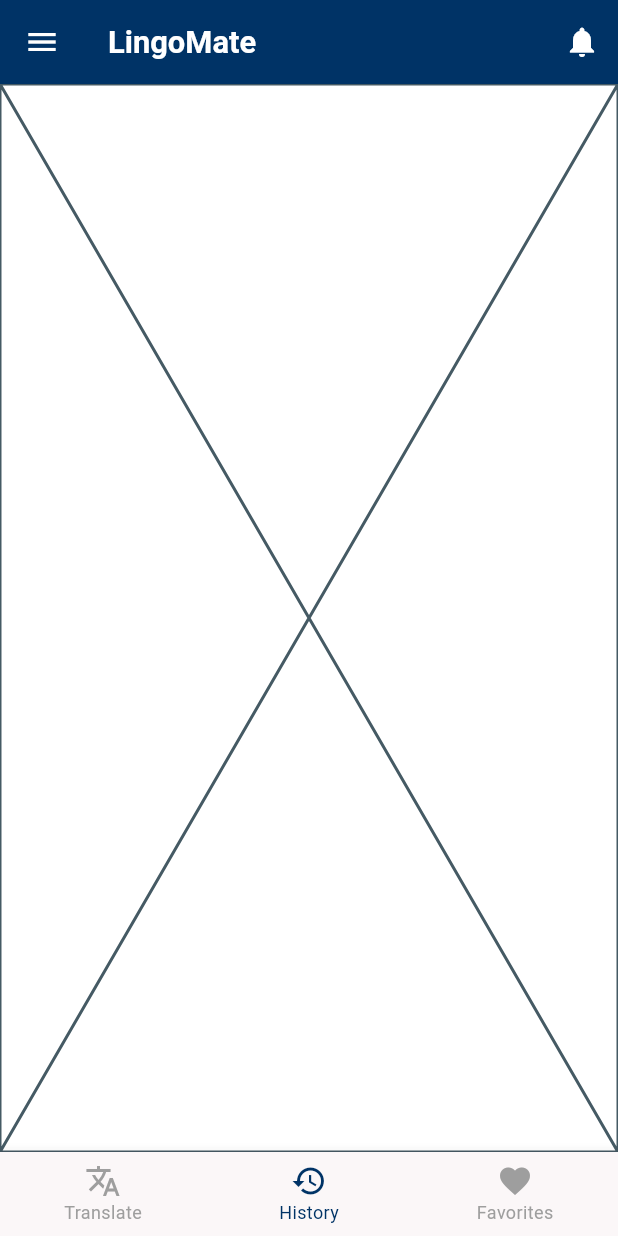
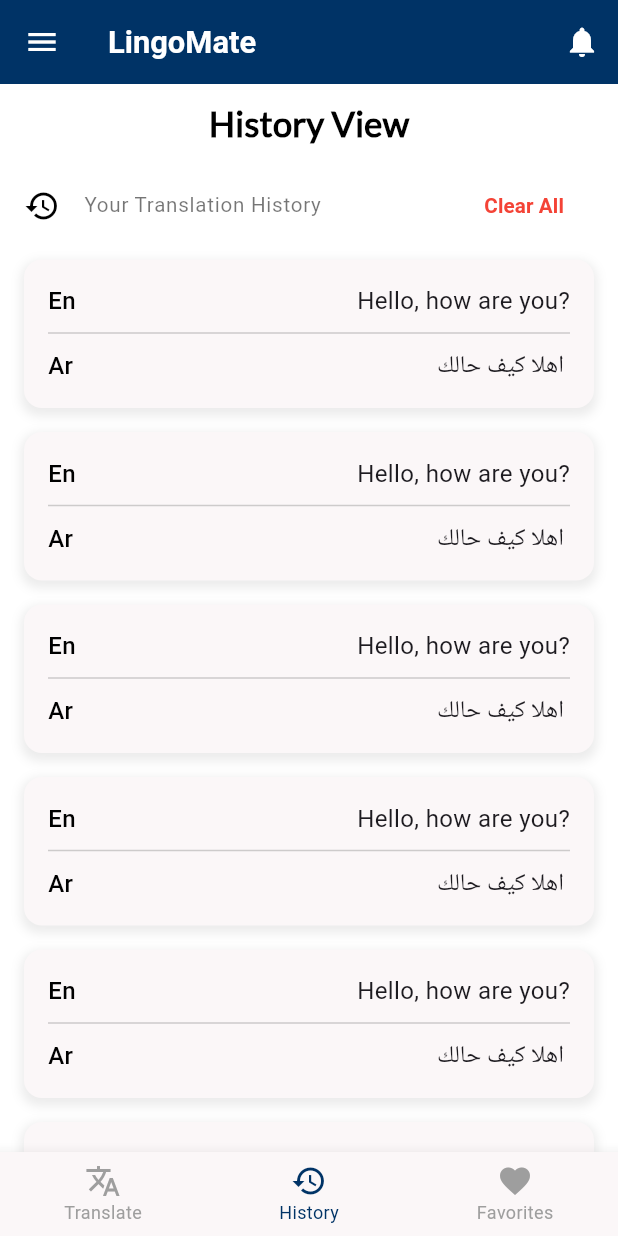
Before and after one commit to romisaa5/LingoMate, a Flutter app: the screen it shows after launch, item 2 of the bottom bar chosen, on a phone screen of 412 x 824 dp. Run offline on Flutter 3.47's test engine with Material 3 defaults, Android fonts, the phone set to English and light mode, and no system bars; our stand-ins replace flutter_screenutil, go_router.

Commit message:
done history view UI

```diff
--- a/lib/features/home/presentation/views/history_view.dart
+++ b/lib/features/home/presentation/views/history_view.dart
@@ -1,10 +1,44 @@
-import 'package:flutter/cupertino.dart';
+import 'package:flutter/material.dart';
+import 'package:google_transalate/core/theme/text_theme.dart';
+import 'package:google_transalate/features/home/presentation/widgets/history_item.dart';
 
 class HistoryView extends StatelessWidget {
   const HistoryView({super.key});
 
   @override
   Widget build(BuildContext context) {
-    return const Placeholder();
+    return Scaffold(
+      backgroundColor: Colors.white,
+      body: Column(
+        children: [
+          SizedBox(height: 10),
+          Center(
+            child: Text(
+              'History View',
+              style: Styles.textStyle20.copyWith(color: Colors.black),
+            ),
+          ),
+          SizedBox(height: 10),
+          ListTile(
+            leading: Icon(Icons.history, color: Colors.black),
+            title: Text(
+              'Your Translation History',
+              style: Styles.textStyle12.copyWith(color: Colors.black54),
+            ),
+            trailing: TextButton(onPressed: (){}, child: Text('Clear All', style: Styles.textStyle12.copyWith(color: Colors.red,
+              fontWeight: FontWeight.bold))
+          ),
+          ),
+          Expanded(
+            child: ListView.builder(
+              itemCount: 10, // Example item count
+              itemBuilder: (context, index) {
+                return HistoryItem();
+              },
+            ),
+          ),
+        ],
+      ),
+    );
   }
 }
--- /dev/null
+++ b/lib/features/home/presentation/widgets/history_item.dart
@@ -0,0 +1,66 @@
+import 'package:flutter/material.dart';
+import 'package:google_transalate/core/theme/app_colors.dart';
+import 'package:google_transalate/core/theme/text_theme.dart';
+
+class HistoryItem extends StatelessWidget {
+  const HistoryItem({super.key});
+
+  @override
+  Widget build(BuildContext context) {
+    return Container(
+      width: double.infinity,
+      padding: const EdgeInsets.all(16.0),
+      margin: const EdgeInsets.symmetric(vertical: 8.0, horizontal: 16.0),
+      decoration: BoxDecoration(
+        color: AppColors.secondary,
+        borderRadius: BorderRadius.circular(12.0),
+        boxShadow: [
+          BoxShadow(
+            color: Colors.grey.withValues(alpha: 0.2),
+            spreadRadius: 2,
+            blurRadius: 5,
+            offset: const Offset(0, 3),
+          ),
+        ],
+      ),
+      child: Column(
+        crossAxisAlignment: CrossAxisAlignment.start,
+        children: [
+          Row(
+            mainAxisAlignment: MainAxisAlignment.spaceBetween,
+            children: [
+              Text(
+                'En',
+                style: TextStyle(
+                  color: Colors.black,
+                  fontWeight: FontWeight.w500,
+                  fontSize: 16.0,
+                ),
+              ),
+              Text('Hello, how are you?', style: Styles.textStyle14),
+            ],
+          ),
+          Divider(
+            color: Colors.grey.withValues(alpha: 0.5),
+            thickness: 1.0,
+            height: 20.0,
+          ),
+          Row(
+            mainAxisAlignment: MainAxisAlignment.spaceBetween,
+            children: [
+              Text(
+                'Ar',
+                style: TextStyle(
+                  color: Colors.black,
+                  fontWeight: FontWeight.w500,
+                  fontSize: 16.0,
+                ),
+              ),
+              Text(' اهلا كيف حالك ', style: Styles.textStyle14),
+            ],
+          ),
+        ],
+      ),
+    );
+  }
+}
```
